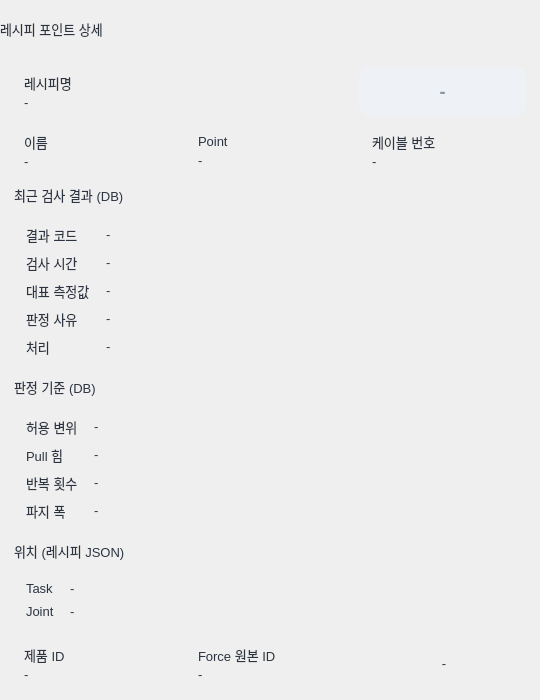
The window that src/cable_hmi/cable_hmi/lookup_detail_dialog.ui (tkdak2025/ros_ws) describes before a commit, drawn with Qt 5.
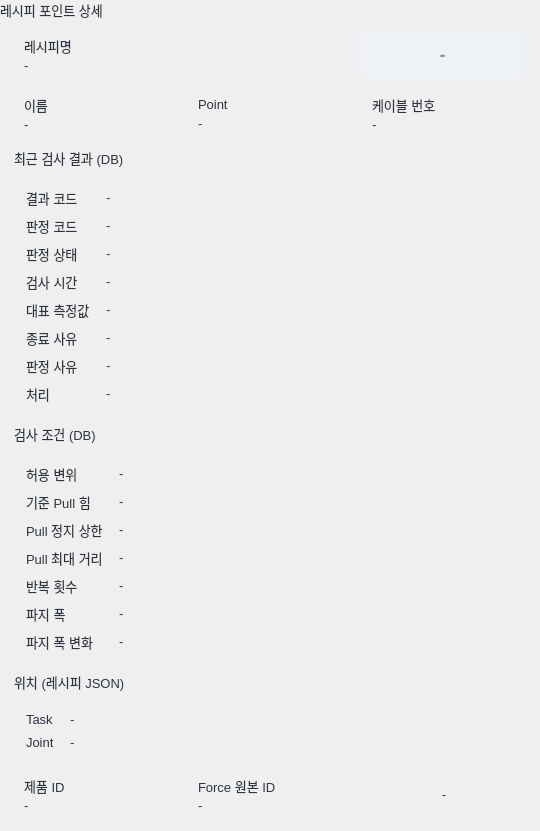
The same window after the commit.

Commit message: cable_hmi: 통합 시퀀스 문서(2026-09-22)의 판정 체계와 로봇 상태 표시 반영

Diff of the .ui file:
```diff
--- a/src/cable_hmi/cable_hmi/lookup_detail_dialog.ui
+++ b/src/cable_hmi/cable_hmi/lookup_detail_dialog.ui
@@ -350,6 +350,58 @@
          </widget>
         </item>
         <item row="1" column="0" alignment="Qt::AlignTop">
+         <widget class="QLabel" name="reasonCodeKey">
+          <property name="text">
+           <string>판정 코드</string>
+          </property>
+          <property name="role" stdset="0">
+           <string notr="true">key</string>
+          </property>
+         </widget>
+        </item>
+        <item row="1" column="1">
+         <widget class="QLabel" name="reasonCodeValue">
+          <property name="text">
+           <string>-</string>
+          </property>
+          <property name="role" stdset="0">
+           <string notr="true">value</string>
+          </property>
+            <property name="textInteractionFlags">
+             <set>Qt::TextSelectableByMouse</set>
+            </property>
+            <property name="wordWrap">
+             <bool>true</bool>
+            </property>
+         </widget>
+        </item>
+        <item row="2" column="0" alignment="Qt::AlignTop">
+         <widget class="QLabel" name="judgmentStatusKey">
+          <property name="text">
+           <string>판정 상태</string>
+          </property>
+          <property name="role" stdset="0">
+           <string notr="true">key</string>
+          </property>
+         </widget>
+        </item>
+        <item row="2" column="1">
+         <widget class="QLabel" name="judgmentStatusValue">
+          <property name="text">
+           <string>-</string>
+          </property>
+          <property name="role" stdset="0">
+           <string notr="true">value</string>
+          </property>
+            <property name="textInteractionFlags">
+             <set>Qt::TextSelectableByMouse</set>
+            </property>
+            <property name="wordWrap">
+             <bool>true</bool>
+            </property>
+         </widget>
+        </item>
+        <item row="3" column="0" alignment="Qt::AlignTop">
          <widget class="QLabel" name="timeKey">
           <property name="text">
            <string>검사 시간</string>
@@ -359,7 +411,7 @@
           </property>
          </widget>
         </item>
-        <item row="1" column="1">
+        <item row="3" column="1">
          <widget class="QLabel" name="timeValue">
           <property name="text">
            <string>-</string>
@@ -375,7 +427,7 @@
           </property>
          </widget>
         </item>
-        <item row="2" column="0" alignment="Qt::AlignTop">
+        <item row="4" column="0" alignment="Qt::AlignTop">
          <widget class="QLabel" name="measuredKey">
           <property name="text">
            <string>대표 측정값</string>
@@ -385,7 +437,7 @@
           </property>
          </widget>
         </item>
-        <item row="2" column="1">
+        <item row="4" column="1">
          <widget class="QLabel" name="measuredValue">
           <property name="text">
            <string>-</string>
@@ -401,7 +453,33 @@
           </property>
          </widget>
         </item>
-        <item row="3" column="0" alignment="Qt::AlignTop">
+        <item row="5" column="0" alignment="Qt::AlignTop">
+         <widget class="QLabel" name="terminationKey">
+          <property name="text">
+           <string>종료 사유</string>
+          </property>
+          <property name="role" stdset="0">
+           <string notr="true">key</string>
+          </property>
+         </widget>
+        </item>
+        <item row="5" column="1">
+         <widget class="QLabel" name="terminationValue">
+          <property name="text">
+           <string>-</string>
+          </property>
+          <property name="role" stdset="0">
+           <string notr="true">value</string>
+          </property>
+            <property name="textInteractionFlags">
+             <set>Qt::TextSelectableByMouse</set>
+            </property>
+            <property name="wordWrap">
+             <bool>true</bool>
+            </property>
+         </widget>
+        </item>
+        <item row="6" column="0" alignment="Qt::AlignTop">
          <widget class="QLabel" name="reasonKey">
           <property name="text">
            <string>판정 사유</string>
@@ -411,7 +489,7 @@
           </property>
          </widget>
         </item>
-        <item row="3" column="1">
+        <item row="6" column="1">
          <widget class="QLabel" name="reasonValue">
           <property name="text">
            <string>-</string>
@@ -427,7 +505,7 @@
           </property>
          </widget>
         </item>
-        <item row="4" column="0" alignment="Qt::AlignTop">
+        <item row="7" column="0" alignment="Qt::AlignTop">
          <widget class="QLabel" name="actionKey">
           <property name="text">
            <string>처리</string>
@@ -437,7 +515,7 @@
           </property>
          </widget>
         </item>
-        <item row="4" column="1">
+        <item row="7" column="1">
          <widget class="QLabel" name="actionValue">
           <property name="text">
            <string>-</string>
@@ -459,7 +537,7 @@
      <item>
       <widget class="QLabel" name="criteriaTitle">
        <property name="text">
-        <string>판정 기준 (DB)</string>
+        <string>검사 조건 (DB)</string>
        </property>
        <property name="role" stdset="0">
         <string notr="true">groupTitle</string>
@@ -517,16 +595,42 @@
          </widget>
         </item>
         <item row="1" column="0" alignment="Qt::AlignTop">
+         <widget class="QLabel" name="requiredForceKey">
+          <property name="text">
+           <string>기준 Pull 힘</string>
+          </property>
+          <property name="role" stdset="0">
+           <string notr="true">key</string>
+          </property>
+         </widget>
+        </item>
+        <item row="1" column="1">
+         <widget class="QLabel" name="requiredForceValue">
+          <property name="text">
+           <string>-</string>
+          </property>
+          <property name="role" stdset="0">
+           <string notr="true">value</string>
+          </property>
+            <property name="textInteractionFlags">
+             <set>Qt::TextSelectableByMouse</set>
+            </property>
+            <property name="wordWrap">
+             <bool>true</bool>
+            </property>
+         </widget>
+        </item>
+        <item row="2" column="0" alignment="Qt::AlignTop">
          <widget class="QLabel" name="pullForceKey">
           <property name="text">
-           <string>Pull 힘</string>
+           <string>Pull 정지 상한</string>
           </property>
           <property name="role" stdset="0">
            <string notr="true">key</string>
           </property>
          </widget>
         </item>
-        <item row="1" column="1">
+        <item row="2" column="1">
          <widget class="QLabel" name="pullForceValue">
           <property name="text">
            <string>-</string>
@@ -542,7 +646,33 @@
           </property>
          </widget>
         </item>
-        <item row="2" column="0" alignment="Qt::AlignTop">
+        <item row="3" column="0" alignment="Qt::AlignTop">
+         <widget class="QLabel" name="maxDistanceKey">
+          <property name="text">
+           <string>Pull 최대 거리</string>
+          </property>
+          <property name="role" stdset="0">
+           <string notr="true">key</string>
+          </property>
+         </widget>
+        </item>
+        <item row="3" column="1">
+         <widget class="QLabel" name="maxDistanceValue">
+          <property name="text">
+           <string>-</string>
+          </property>
+          <property name="role" stdset="0">
+           <string notr="true">value</string>
+          </property>
+            <property name="textInteractionFlags">
+             <set>Qt::TextSelectableByMouse</set>
+            </property>
+            <property name="wordWrap">
+             <bool>true</bool>
+            </property>
+         </widget>
+        </item>
+        <item row="4" column="0" alignment="Qt::AlignTop">
          <widget class="QLabel" name="repeatKey">
           <property name="text">
            <string>반복 횟수</string>
@@ -552,7 +682,7 @@
           </property>
          </widget>
         </item>
-        <item row="2" column="1">
+        <item row="4" column="1">
          <widget class="QLabel" name="repeatValue">
           <property name="text">
            <string>-</string>
@@ -568,7 +698,7 @@
           </property>
          </widget>
         </item>
-        <item row="3" column="0" alignment="Qt::AlignTop">
+        <item row="5" column="0" alignment="Qt::AlignTop">
          <widget class="QLabel" name="gripWidthKey">
           <property name="text">
            <string>파지 폭</string>
@@ -578,7 +708,7 @@
           </property>
          </widget>
         </item>
-        <item row="3" column="1">
+        <item row="5" column="1">
          <widget class="QLabel" name="gripWidthValue">
           <property name="text">
            <string>-</string>
@@ -594,7 +724,33 @@
           </property>
          </widget>
         </item>
-       </layout>
+               <item row="6" column="0" alignment="Qt::AlignTop">
+         <widget class="QLabel" name="gripChangeKey">
+          <property name="text">
+           <string>파지 폭 변화</string>
+          </property>
+          <property name="role" stdset="0">
+           <string notr="true">key</string>
+          </property>
+         </widget>
+        </item>
+        <item row="6" column="1">
+         <widget class="QLabel" name="gripChangeValue">
+          <property name="text">
+           <string>-</string>
+          </property>
+          <property name="role" stdset="0">
+           <string notr="true">value</string>
+          </property>
+            <property name="textInteractionFlags">
+             <set>Qt::TextSelectableByMouse</set>
+            </property>
+            <property name="wordWrap">
+             <bool>true</bool>
+            </property>
+         </widget>
+        </item>
+</layout>
       </widget>
      </item>
      <item>
```
The commit also changes 14 other files.
